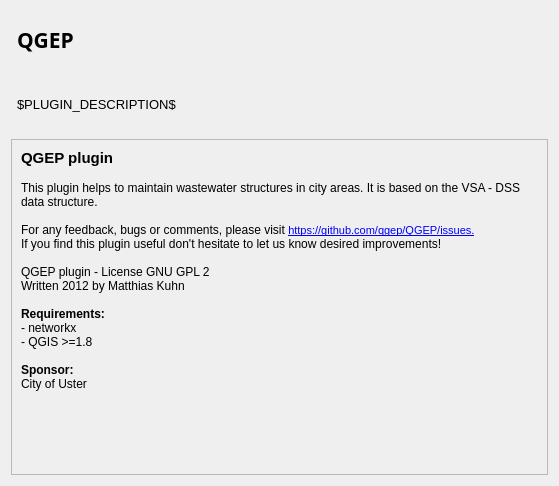
Old version of the form ui/dlgabout.ui in the repository teksi/wastewater_old.
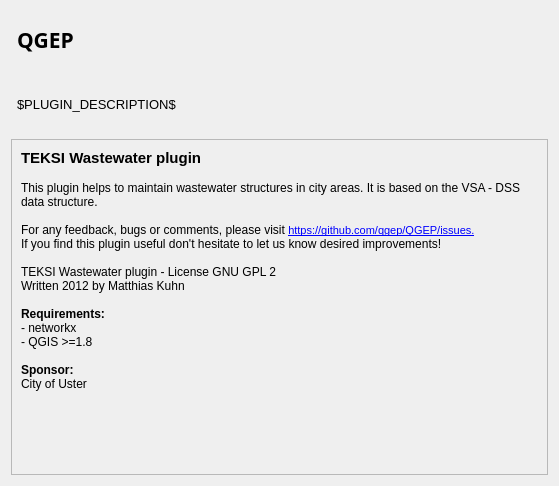
New version of the form.

Commit message:
branding: QGEP->TEKSI Wastewater
(superficial only, e.g. main menu etc.)

The edit to the form file:
```diff
--- a/ui/dlgabout.ui
+++ b/ui/dlgabout.ui
@@ -78,14 +78,14 @@
 &lt;html&gt;&lt;head&gt;&lt;meta name=&quot;qrichtext&quot; content=&quot;1&quot; /&gt;&lt;style type=&quot;text/css&quot;&gt;
 p, li { white-space: pre-wrap; }
 &lt;/style&gt;&lt;/head&gt;&lt;body style=&quot; font-family:'Cantarell'; font-size:11pt; font-weight:400; font-style:normal;&quot;&gt;
-&lt;p style=&quot; margin-top:0px; margin-bottom:0px; margin-left:0px; margin-right:0px; -qt-block-indent:0; text-indent:0px;&quot;&gt;&lt;span style=&quot; font-family:'Sans Serif'; font-weight:600;&quot;&gt;QGEP plugin&lt;/span&gt;&lt;/p&gt;
+&lt;p style=&quot; margin-top:0px; margin-bottom:0px; margin-left:0px; margin-right:0px; -qt-block-indent:0; text-indent:0px;&quot;&gt;&lt;span style=&quot; font-family:'Sans Serif'; font-weight:600;&quot;&gt;TEKSI Wastewater plugin&lt;/span&gt;&lt;/p&gt;
 &lt;p style=&quot;-qt-paragraph-type:empty; margin-top:0px; margin-bottom:0px; margin-left:0px; margin-right:0px; -qt-block-indent:0; text-indent:0px; font-family:'Sans Serif'; font-size:9pt;&quot;&gt;&lt;br /&gt;&lt;/p&gt;
 &lt;p style=&quot; margin-top:0px; margin-bottom:0px; margin-left:0px; margin-right:0px; -qt-block-indent:0; text-indent:0px;&quot;&gt;&lt;span style=&quot; font-family:'Sans Serif'; font-size:9pt;&quot;&gt;This plugin helps to maintain wastewater structures in city areas. It is based on the VSA - DSS data structure.&lt;/span&gt;&lt;/p&gt;
 &lt;p style=&quot;-qt-paragraph-type:empty; margin-top:0px; margin-bottom:0px; margin-left:0px; margin-right:0px; -qt-block-indent:0; text-indent:0px; font-family:'Sans Serif'; font-size:9pt;&quot;&gt;&lt;br /&gt;&lt;/p&gt;
-&lt;p style=&quot; margin-top:0px; margin-bottom:0px; margin-left:0px; margin-right:0px; -qt-block-indent:0; text-indent:0px;&quot;&gt;&lt;span style=&quot; font-family:'Sans Serif'; font-size:9pt;&quot;&gt;For any feedback, bugs or comments, please visit &lt;/span&gt;&lt;a href=&quot;https://github.com/qgep/QGEP/issues&quot;&gt;&lt;span style=&quot; font-family:'MS Shell Dlg 2'; font-size:8pt; text-decoration: underline; color:#0000ff;&quot;&gt;https://github.com/qgep/QGEP/issues.&lt;/span&gt;&lt;/a&gt;&lt;/p&gt;
+&lt;p style=&quot; margin-top:0px; margin-bottom:0px; margin-left:0px; margin-right:0px; -qt-block-indent:0; text-indent:0px;&quot;&gt;&lt;span style=&quot; font-family:'Sans Serif'; font-size:9pt;&quot;&gt;For any feedback, bugs or comments, please visit &lt;/span&gt;&lt;a href=&quot;https://github.com/teksi/teksi_wastewater/issues&quot;&gt;&lt;span style=&quot; font-family:'MS Shell Dlg 2'; font-size:8pt; text-decoration: underline; color:#0000ff;&quot;&gt;https://github.com/qgep/QGEP/issues.&lt;/span&gt;&lt;/a&gt;&lt;/p&gt;
 &lt;p style=&quot; margin-top:0px; margin-bottom:0px; margin-left:0px; margin-right:0px; -qt-block-indent:0; text-indent:0px;&quot;&gt;&lt;span style=&quot; font-family:'Sans Serif'; font-size:9pt;&quot;&gt;If you find this plugin useful don't hesitate to let us know desired improvements!&lt;/span&gt;&lt;/p&gt;
 &lt;p style=&quot;-qt-paragraph-type:empty; margin-top:0px; margin-bottom:0px; margin-left:0px; margin-right:0px; -qt-block-indent:0; text-indent:0px; font-family:'Sans Serif'; font-size:9pt;&quot;&gt;&lt;br /&gt;&lt;/p&gt;
-&lt;p style=&quot; margin-top:0px; margin-bottom:0px; margin-left:0px; margin-right:0px; -qt-block-indent:0; text-indent:0px;&quot;&gt;&lt;span style=&quot; font-family:'Sans Serif'; font-size:9pt;&quot;&gt;QGEP plugin - License GNU GPL 2&lt;/span&gt;&lt;/p&gt;
+&lt;p style=&quot; margin-top:0px; margin-bottom:0px; margin-left:0px; margin-right:0px; -qt-block-indent:0; text-indent:0px;&quot;&gt;&lt;span style=&quot; font-family:'Sans Serif'; font-size:9pt;&quot;&gt;TEKSI Wastewater plugin - License GNU GPL 2&lt;/span&gt;&lt;/p&gt;
 &lt;p style=&quot; margin-top:0px; margin-bottom:0px; margin-left:0px; margin-right:0px; -qt-block-indent:0; text-indent:0px;&quot;&gt;&lt;span style=&quot; font-family:'Sans Serif'; font-size:9pt;&quot;&gt;Written 2012 by Matthias Kuhn&lt;/span&gt;&lt;/p&gt;
 &lt;p style=&quot;-qt-paragraph-type:empty; margin-top:0px; margin-bottom:0px; margin-left:0px; margin-right:0px; -qt-block-indent:0; text-indent:0px; font-family:'Sans Serif'; font-size:9pt;&quot;&gt;&lt;br /&gt;&lt;/p&gt;
 &lt;p style=&quot; margin-top:0px; margin-bottom:0px; margin-left:0px; margin-right:0px; -qt-block-indent:0; text-indent:0px;&quot;&gt;&lt;span style=&quot; font-family:'Sans Serif'; font-size:9pt; font-weight:600;&quot;&gt;Requirements:&lt;/span&gt;&lt;/p&gt;
```
The commit also changes 5 other files.
